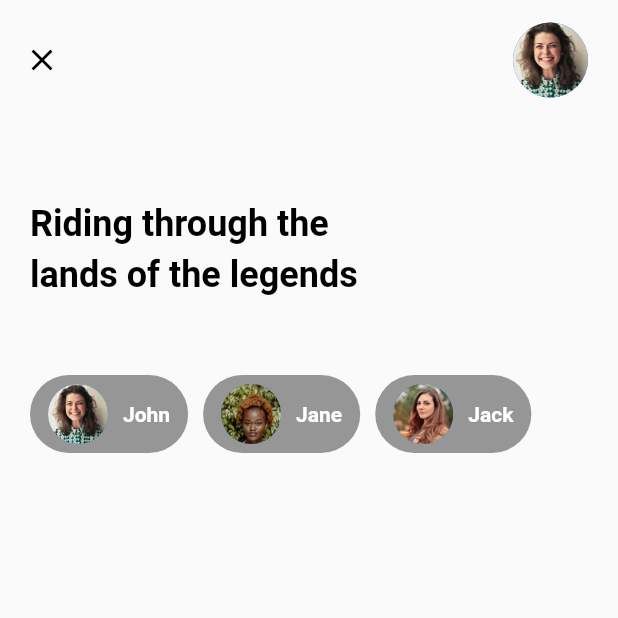
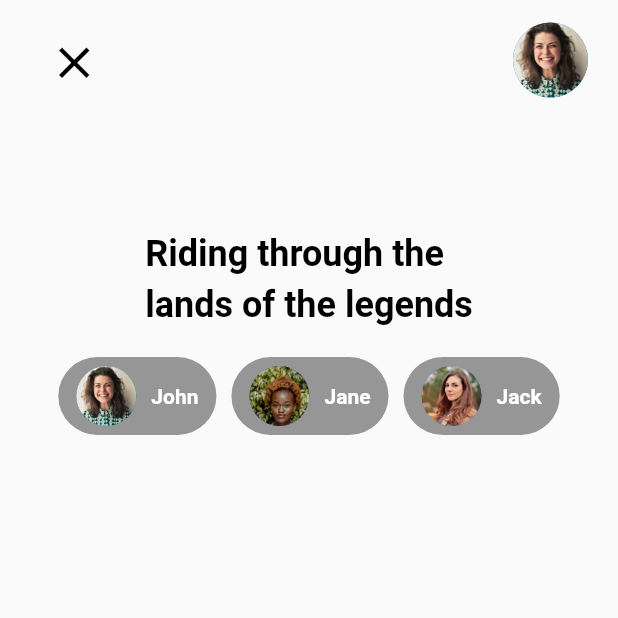
Before and after one commit to yhbsh/Complex-UI-Challenges, a Flutter app: the SecondDetailsPage screen opened directly, on a phone screen of 412 x 824 dp, the top half of it. Run offline on Flutter 3.47's test engine with Material 2 defaults, Android fonts, the light colour scheme and no system bars.

Commit message:
Modifications and fix second details page

```diff
--- a/lib/home_page.dart
+++ b/lib/home_page.dart
@@ -1,7 +1,7 @@
 import 'package:flutter/material.dart';
 
 import 'current_trip_period.dart';
-import 'details_page.dart';
+import 'trip_details_page.dart';
 
 class HomePage extends StatelessWidget {
   const HomePage({super.key});
--- a/lib/second_details_page.dart
+++ b/lib/second_details_page.dart
@@ -11,6 +11,9 @@ class SecondDetailsPage extends StatefulWidget {
 
 class _SecondDetailsPageState extends State<SecondDetailsPage> {
   late double top = 0;
+
+  static const double _initialTop = 150;
+
   @override
   Widget build(BuildContext context) {
     final textTheme = Theme.of(context).textTheme;
@@ -19,12 +22,20 @@ class _SecondDetailsPageState extends State<SecondDetailsPage> {
         toolbarHeight: 80,
         backgroundColor: Colors.transparent,
         elevation: 0,
-        leading: IconButton(
+        automaticallyImplyLeading: false,
+        title: Row(
+          mainAxisAlignment: MainAxisAlignment.start,
+          children: [
+            const SizedBox(width: 8),
+            IconButton(
               onPressed: () => Navigator.pop(context),
               icon: const Icon(
                 Icons.close,
+                size: 35,
                 color: Colors.black,
               ),
+            ),
+          ],
         ),
         actions: [
           Container(
@@ -45,12 +56,12 @@ class _SecondDetailsPageState extends State<SecondDetailsPage> {
       body: GestureDetector(
         onVerticalDragUpdate: (details) {
           final dy = details.delta.dy;
-          if (dy > 0 || top < -80) return;
+          if (dy < 0 || top > 200) return;
 
-          setState(() => top += dy);
+          setState(() => top += 2 * dy);
         },
-        onVerticalDragEnd: (details) {
-          if (top < -80) Navigator.pop(context);
+        onVerticalDragEnd: (_) {
+          if (top > 200) Navigator.of(context).pop();
         },
         child: Container(
           height: double.infinity,
@@ -58,10 +69,15 @@ class _SecondDetailsPageState extends State<SecondDetailsPage> {
           decoration: const BoxDecoration(),
           child: Stack(
             children: [
-              Positioned(
+              AnimatedPositioned(
+                duration: const Duration(milliseconds: 100),
                 left: 20,
-                top: 130 + top,
-                child: Hero(
+                right: 20,
+                top: _initialTop + top,
+                child: Column(
+                  mainAxisSize: MainAxisSize.min,
+                  children: [
+                    Hero(
                       tag: 'riding',
                       child: Text(
                         'Riding through the\nlands of the legends',
@@ -73,11 +89,10 @@ class _SecondDetailsPageState extends State<SecondDetailsPage> {
                         ),
                       ),
                     ),
+                    const SizedBox(height: 20),
+                    const TripDetailsPeople()
+                  ],
                 ),
-              Positioned(
-                top: 250 + top,
-                left: 20,
-                child: const TripDetailsPeople(),
               ),
             ],
           ),
```
Also changed, not shown: lib/trip_details_page.dart (renamed from lib/details_page.dart, +10 -3 lines), analysis_options.yaml (line endings or trailing spaces). Lines whose indentation alone changed are shown as unchanged.
